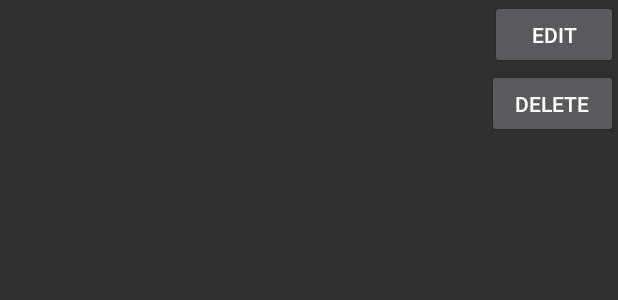
After one commit to CMPUT301F19T28/FeelsBook, an Android app: the layout post_dot_fragment.xml on its own in the app's theme, with its tools: preview values and no code run, on a phone screen of 412 x 824 dp. The commit adds this screen. Shown: the top 300 px of the screen. Run offline under Robolectric (Android 15) with nearby library versions, the phone set to English and light mode, and no system bars.

Commit message:
in main activity need to implement PostDotFragment

```diff
--- a/app/src/main/java/com/cmput/feelsbook/AddMoodFragment.java
+++ b/app/src/main/java/com/cmput/feelsbook/AddMoodFragment.java
@@ -36,9 +36,6 @@ public class AddMoodFragment extends DialogFragment {
     private EditText input;
     private Bitmap dp;
     private OnFragmentInteractionListener listener;
-
-
-
 
 
     public interface OnFragmentInteractionListener{
@@ -91,7 +88,7 @@ public class AddMoodFragment extends DialogFragment {
         View view = LayoutInflater.from(getActivity()).inflate(R.layout.activity_add_post, null);
 
         /**
-         * spinner currently displays text for moodtype, wante to display emoji
+         * spinner currently displays text for moodtype, want to display emoji
          */
         input = view.findViewById(R.id.editText);
         Spinner spinner = view.findViewById(R.id.mood_spinner);
--- /dev/null
+++ b/app/src/main/res/layout/post_dot_fragment.xml
@@ -0,0 +1,24 @@
+<?xml version="1.0" encoding="utf-8"?>
+<androidx.constraintlayout.widget.ConstraintLayout xmlns:android="http://schemas.android.com/apk/res/android"
+    xmlns:app="http://schemas.android.com/apk/res-auto"
+    xmlns:tools="http://schemas.android.com/tools"
+    android:layout_width="match_parent"
+    android:layout_height="match_parent"
+    android:orientation="vertical">
+
+    <Button
+        android:id="@+id/edit_button"
+        android:layout_width="85dp"
+        android:layout_height="46dp"
+        android:text="Edit"
+        app:layout_constraintEnd_toEndOf="parent"
+        app:layout_constraintTop_toTopOf="parent" />
+
+    <Button
+        android:id="@+id/delete_button"
+        android:layout_width="87dp"
+        android:layout_height="46dp"
+        android:text="Delete"
+        app:layout_constraintEnd_toEndOf="parent"
+        app:layout_constraintTop_toBottomOf="@+id/edit_button" />
+</androidx.constraintlayout.widget.ConstraintLayout>
```
Also changed, not shown: app/src/main/java/com/cmput/feelsbook/MainActivity.java (+24 -2 lines), app/src/main/java/com/cmput/feelsbook/PostDotFragment.java (added, +99 -0 lines), app/src/main/res/layout/item_post.xml (+7 -0 lines).
